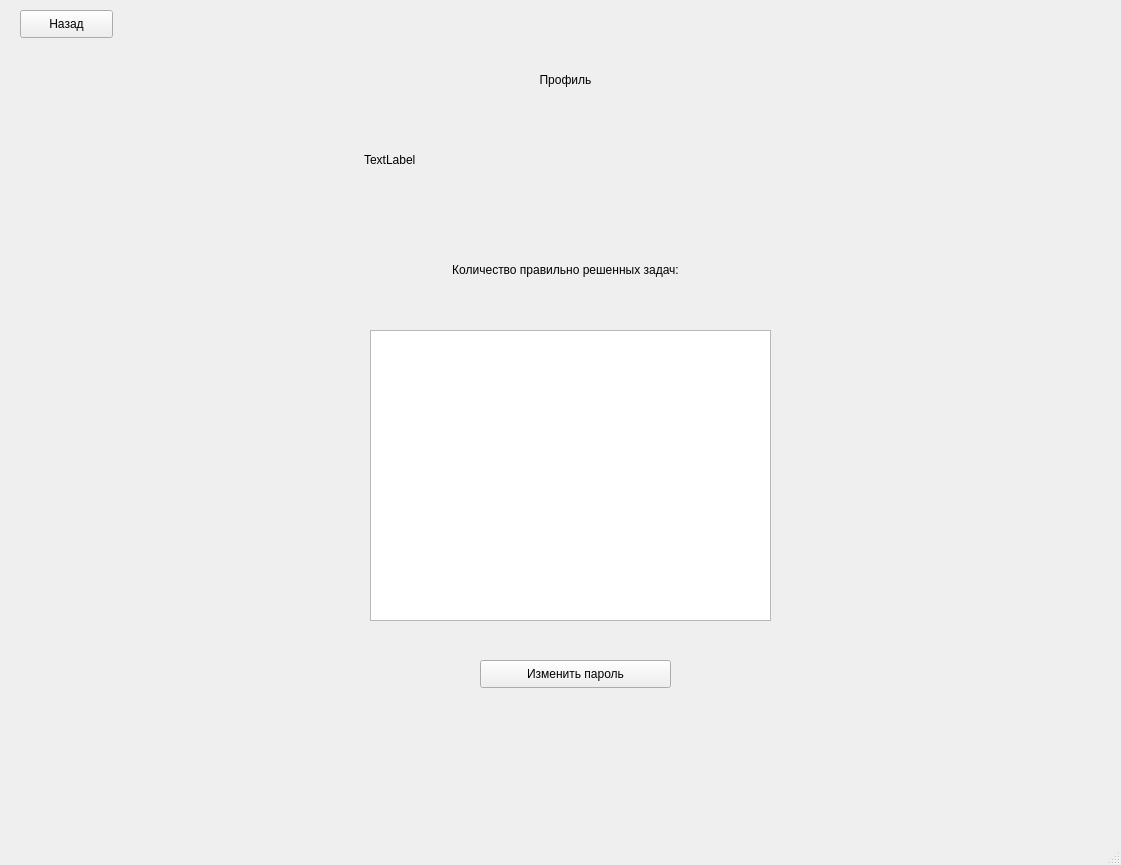
Qt form project.ui (dashashkaroburova/prilozheniye) before a commit.
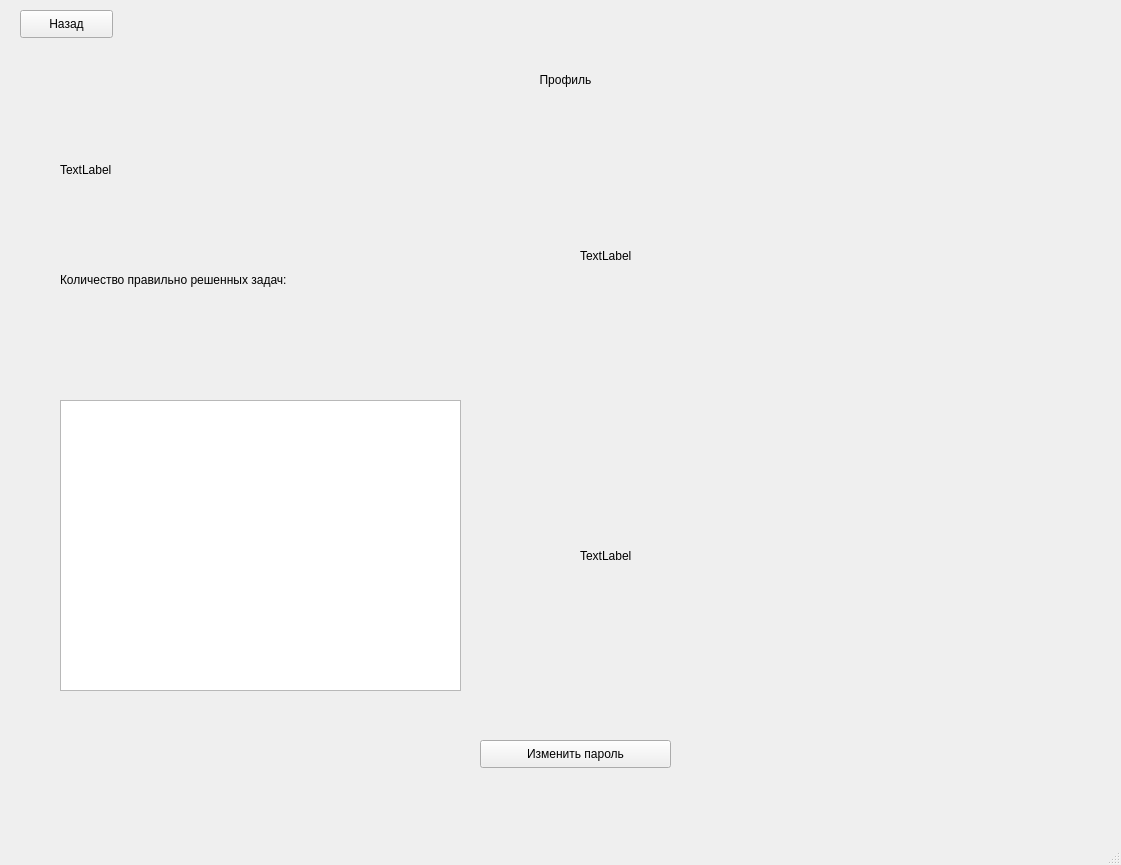
The same form after that commit. The open tabs and pages were chosen to show the change.

```diff
--- a/project.ui
+++ b/project.ui
@@ -793,7 +793,7 @@
       <property name="geometry">
        <rect>
         <x>470</x>
-        <y>660</y>
+        <y>740</y>
         <width>191</width>
         <height>28</height>
        </rect>
@@ -818,25 +818,25 @@
      <widget class="QLabel" name="label_2">
       <property name="geometry">
        <rect>
-        <x>0</x>
-        <y>260</y>
-        <width>1111</width>
+        <x>50</x>
+        <y>270</y>
+        <width>571</width>
         <height>20</height>
        </rect>
       </property>
+      <property name="layoutDirection">
+       <enum>Qt::LeftToRight</enum>
+      </property>
       <property name="text">
        <string>Количество правильно решенных задач:</string>
       </property>
-      <property name="alignment">
-       <set>Qt::AlignCenter</set>
-      </property>
      </widget>
      <widget class="QLabel" name="num_tasks">
       <property name="geometry">
        <rect>
-        <x>800</x>
-        <y>140</y>
-        <width>61</width>
+        <x>460</x>
+        <y>270</y>
+        <width>81</width>
         <height>16</height>
        </rect>
       </property>
@@ -847,8 +847,8 @@
      <widget class="QTableWidget" name="stat_table">
       <property name="geometry">
        <rect>
-        <x>360</x>
-        <y>330</y>
+        <x>50</x>
+        <y>400</y>
         <width>401</width>
         <height>291</height>
        </rect>
@@ -857,8 +857,8 @@
      <widget class="QLabel" name="progress">
       <property name="geometry">
        <rect>
-        <x>354</x>
-        <y>150</y>
+        <x>50</x>
+        <y>160</y>
         <width>411</width>
         <height>20</height>
        </rect>
@@ -867,6 +867,38 @@
        <string>TextLabel</string>
       </property>
      </widget>
+     <widget class="QLabel" name="diagram1">
+      <property name="geometry">
+       <rect>
+        <x>570</x>
+        <y>120</y>
+        <width>441</width>
+        <height>271</height>
+       </rect>
+      </property>
+      <property name="text">
+       <string>TextLabel</string>
+      </property>
+      <property name="scaledContents">
+       <bool>true</bool>
+      </property>
+     </widget>
+     <widget class="QLabel" name="diagram2">
+      <property name="geometry">
+       <rect>
+        <x>570</x>
+        <y>420</y>
+        <width>441</width>
+        <height>271</height>
+       </rect>
+      </property>
+      <property name="text">
+       <string>TextLabel</string>
+      </property>
+      <property name="scaledContents">
+       <bool>true</bool>
+      </property>
+     </widget>
     </widget>
     <widget class="QWidget" name="page_9">
      <widget class="QLabel" name="label_3">
```
Left out of the diff: 2 changed lines with no effect on the pictures.
